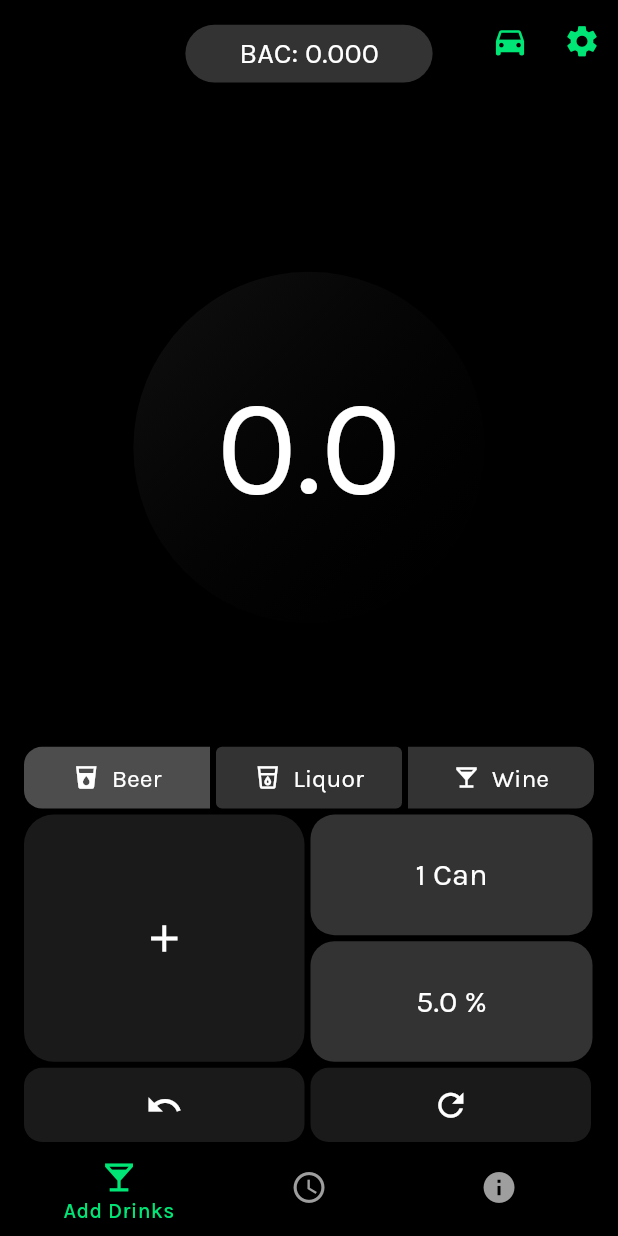
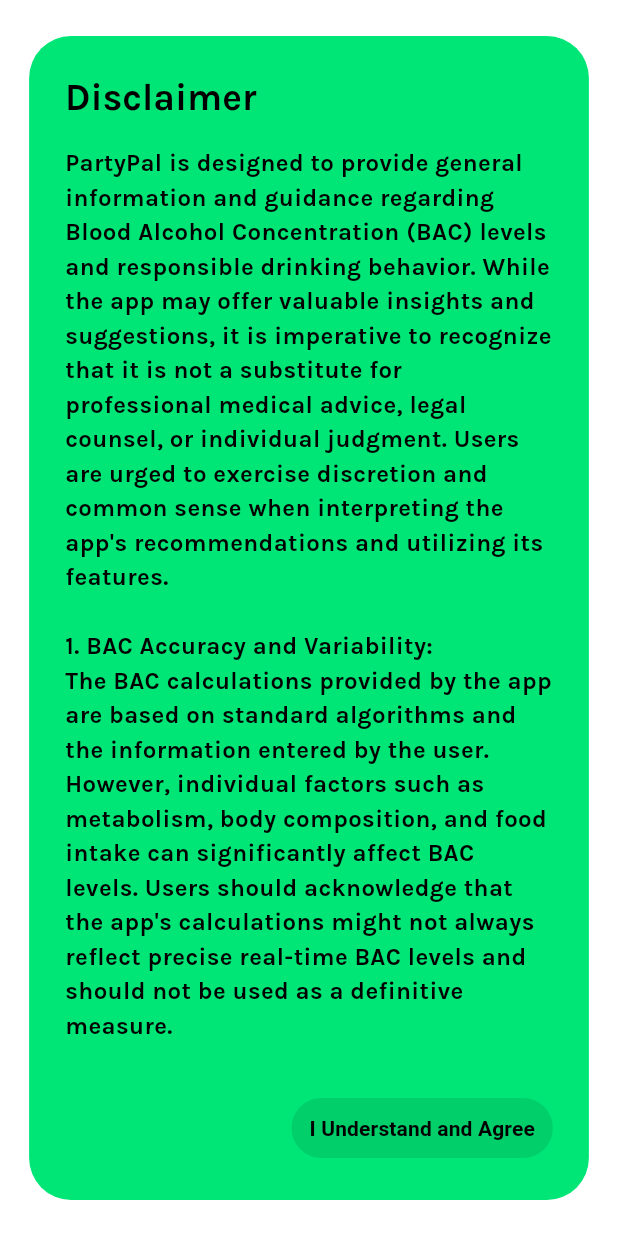
Before and after one commit to rahulg221/party_pal_, a Flutter app: the screen it shows after launch, on a phone screen of 412 x 824 dp. Run offline on Flutter 3.47's test engine with Material 2 defaults, Android fonts, the phone set to English and light mode, and no system bars; our stand-ins replace flutter_riverpod, shared_preferences, sqflite; missing offline and left inert: activity_ring, flutter_sms; accounts and stored records are empty.

Commit message:
Add files via upload

```diff
--- a/lib/main.dart
+++ b/lib/main.dart
@@ -4,9 +4,12 @@ import 'package:lift_links/screens/history.dart';
 import 'package:lift_links/screens/homepage.dart';
 import 'package:lift_links/helpers/providers.dart';
 import 'package:lift_links/helpers/theme_config.dart';
+import 'package:lift_links/widgets/disclaimer.dart';
 import 'package:shared_preferences/shared_preferences.dart';
 import 'package:flutter_riverpod/flutter_riverpod.dart';
 import 'package:flutter/services.dart';
+
+int dFlag = 0;
 
 class LifeCycle extends ConsumerStatefulWidget {
   final Widget child;
@@ -62,9 +65,13 @@ class _LifeCycleState extends ConsumerState<LifeCycle>
   }
 }
 
-void main() {
+void main() async {
   //Sets app to always being in Portrait mode
   WidgetsFlutterBinding.ensureInitialized();
+
+  SharedPreferences prefs = await SharedPreferences.getInstance();
+
+  dFlag = prefs.getInt('dflag') ?? 0;
   SystemChrome.setPreferredOrientations(
       [DeviceOrientation.portraitUp, DeviceOrientation.portraitDown]);
 
@@ -101,11 +108,9 @@ class MyApp extends ConsumerWidget {
             ),
             themeMode: currentMode,
             //Wrapped in LifeCycle
-            home: const LifeCycle(
-              child: MainPage(
-                title: 'Party Pal App',
-              ),
-            ),
+            home: dFlag == 0
+                ? DisclaimerDialog()
+                : MainPage(title: 'Party Pal App'),
           );
         });
   }
--- a/lib/screens/bac_info.dart
+++ b/lib/screens/bac_info.dart
@@ -148,6 +148,7 @@ class _MyInfoPageState extends ConsumerState<MyInfoPage> {
         title: Text(
           widget.title,
         ),
+        automaticallyImplyLeading: false,
         actions: [
           IconButton(
             icon: bac >= 0.08
--- a/lib/screens/history.dart
+++ b/lib/screens/history.dart
@@ -198,6 +198,7 @@ class _MyHistoryPageState extends ConsumerState<MyHistoryPage> {
         title: Text(
           widget.title,
         ),
+        automaticallyImplyLeading: false,
         actions: [
           IconButton(
             icon: bac >= 0.08
--- /dev/null
+++ b/lib/widgets/disclaimer.dart
@@ -0,0 +1,64 @@
+import 'package:flutter/material.dart';
+import 'package:flutter_riverpod/flutter_riverpod.dart';
+import 'package:lift_links/helpers/providers.dart';
+import 'package:lift_links/main.dart';
+import 'package:shared_preferences/shared_preferences.dart';
+
+class DisclaimerDialog extends StatelessWidget {
+  @override
+  Widget build(BuildContext context) {
+    return FractionallySizedBox(
+      alignment: Alignment.center,
+      widthFactor: 1.1,
+      child: AlertDialog(
+        title: Text("Disclaimer",
+            style: TextStyle(color: Colors.black, fontWeight: FontWeight.bold)),
+        content: SingleChildScrollView(
+          child: Text(
+            "PartyPal is designed to provide general information and guidance regarding Blood Alcohol Concentration (BAC) levels and responsible drinking behavior. While the app may offer valuable insights and suggestions, it is imperative to recognize that it is not a substitute for professional medical advice, legal counsel, or individual judgment. Users are urged to exercise discretion and common sense when interpreting the app's recommendations and utilizing its features.\n\n"
+            "1. BAC Accuracy and Variability:\n"
+            "The BAC calculations provided by the app are based on standard algorithms and the information entered by the user. However, individual factors such as metabolism, body composition, and food intake can significantly affect BAC levels. Users should acknowledge that the app's calculations might not always reflect precise real-time BAC levels and should not be used as a definitive measure.\n\n"
+            "2. Legal Implications:\n"
+            "The app's suggested drinking and stopping points are not a guarantee of legal compliance with local laws and regulations related to alcohol consumption and driving. Users must understand that legal BAC limits vary between jurisdictions and that even being within legal limits does not necessarily ensure safe driving. Always consult local laws and refrain from driving if there is any doubt about sobriety.\n\n"
+            "3. Individual Responsibility:\n"
+            "The app's recommendations are based on general guidelines and assumptions. Each individual's tolerance to alcohol differs, and the app's suggestions should not override personal judgment. Users are accountable for their own actions and should never drink and drive, regardless of the app's recommendations.\n\n"
+            "4. Health Considerations:\n"
+            "Certain health conditions, medications, or other factors can influence alcohol's effects on the body and may not be accurately considered by the app. Users with medical concerns should consult a healthcare professional before making decisions about alcohol consumption.\n\n"
+            "5. User Accountability:\n"
+            "By using the app, users assume full responsibility for their actions and decisions. The app's creators, developers, and affiliates are not liable for any consequences arising from the use or misuse of the app's features or information.\n\n"
+            "6. Always Prioritize Safety:\n"
+            "The primary goal of the app is to promote responsible drinking behavior and safe decision-making. If at any point users feel impaired or unsure of their ability to drive safely, they should opt for alternate transportation methods or arrange for a sober driver.\n\n"
+            "7. App Updates and Accuracy:\n"
+            "The app's functionality and features may evolve over time, and its accuracy may improve with updates. However, users should not solely rely on the app's information but instead combine it with common sense, responsible behavior, and awareness of their own physical condition.",
+            style: TextStyle(
+                color: Colors.black, fontSize: 16, fontWeight: FontWeight.bold),
+          ),
+        ),
+        actions: <Widget>[
+          TextButton(
+            child: Text("I Understand and Agree",
+                style: TextStyle(
+                    color: Colors.black, fontWeight: FontWeight.bold)),
+            onPressed: () async {
+              SharedPreferences prefs = await SharedPreferences.getInstance();
+
+              dFlag = 1;
+              prefs.setInt('dflag', dFlag);
+              Navigator.push(
+                context,
+                MaterialPageRoute(
+                  builder: (context) => LifeCycle(
+                    child: MainPage(
+                      title: 'Party Pal App',
+                    ),
+                  ),
+                ),
+              );
+            },
+          ),
+        ],
+        backgroundColor: Colors.greenAccent.shade400,
+      ),
+    );
+  }
+}
```
Also changed, not shown: lib/helpers/prefs.dart (+9 -0 lines), lib/screens/homepage.dart (+6 -5 lines), lib/screens/settings.dart (+18 -0 lines).
